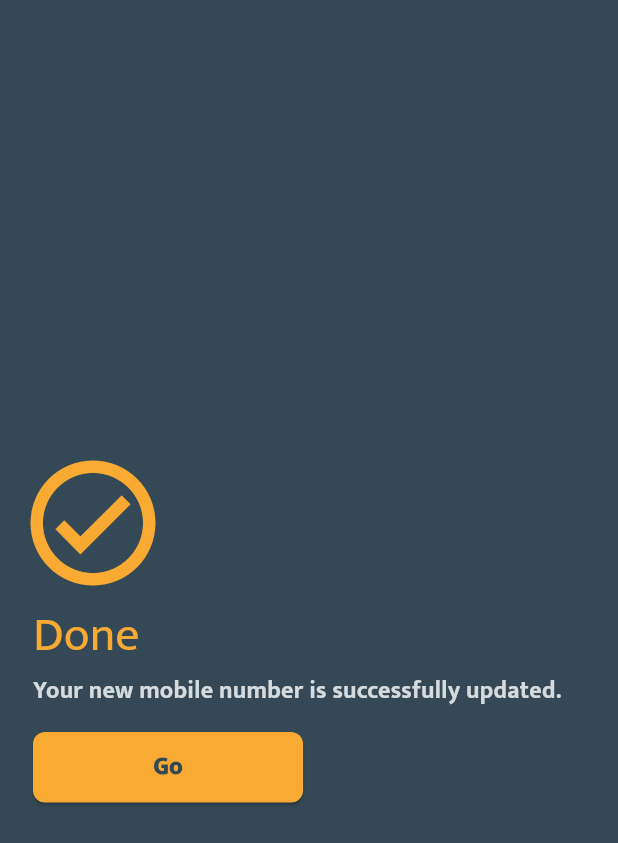
After one commit to karthik588/sp_new, a Flutter app: the RegistrationSuccessPage screen opened directly, on a phone screen of 412 x 824 dp. The commit adds this screen. Shown: the top 843 px of the screen. Run offline on Flutter 3.47's test engine with Material 3 defaults, Android fonts, the phone set to English and light mode, and no system bars; our stand-ins replace basic_utils, camera, device_info_plus, dio, firebase_core, firebase_messaging and 15 more; missing offline and left inert: app_settings, device_information, encrypt, excel, google_mlkit_text_recognition, network_info_plus and 1 more; accounts and stored records are empty; network calls fail; statements that could not run were skipped.

Commit message:
merchant flow

```diff
--- a/lib/functions/rsaCipherFunction.dart
+++ b/lib/functions/rsaCipherFunction.dart
@@ -26,6 +26,7 @@ class RSACipher {
   }
 
   String encryptUsingPublicKey(String text) {
+    print('111111111111');
     AppUtil.printData(encrypt(text, publickey), isError: true);
     return encrypt(text, publickey);
   }
--- a/lib/global/app_string.dart
+++ b/lib/global/app_string.dart
@@ -31,7 +31,7 @@ class AppString {
   final String resendOtp = "RESEND OTP";
   final String otpValText = "Please enter OTP";
   final String verify = "Verify";
-  final String mpinText = 'Add a MPIN code to secure your\naccount';
+  final String mpinText = 'Enter MPIN';
   final String changeMpinText = 'Enter your current MPIN code';
   final String cnfrmMpin = 'Confirm your MPIN code.\nEnter code again';
   final String punchIn = 'Punch In';
@@ -103,6 +103,10 @@ class AppString {
   final String noSales = 'No Sales';
   final String somethingWentWrongPlzTryAgain =
       'SomeThing went wrong. Please try again.';
+  final String registrationSuccessMsg =
+      'Your new mobile number is successfully updated.';
+  final String go = 'Go';
+  final String done = 'Done';
 
   static String getStatus({required dynamic status}) {
     try {
--- /dev/null
+++ b/lib/view/screens/general/registartion_success_page.dart
@@ -0,0 +1,78 @@
+import 'package:flutter/material.dart';
+import 'package:get/get.dart';
+import 'package:swinpay/functions/login/login_function.dart';
+import 'package:swinpay/global/app_color.dart';
+import 'package:swinpay/view/widgets/buttons.dart';
+import '../../../global/app_string.dart';
+
+class RegistrationSuccessPage extends StatelessWidget {
+  const RegistrationSuccessPage({super.key});
+
+  @override
+  Widget build(BuildContext context) {
+    return Scaffold(
+      body: Padding(
+        padding: const EdgeInsets.symmetric(horizontal: 12),
+        child: Column(
+            mainAxisAlignment: MainAxisAlignment.center,
+            crossAxisAlignment: CrossAxisAlignment.start,
+            children: [
+              const SizedBox(
+                height: 10,
+              ),
+              Icon(
+                Icons.check_circle_outline_sharp,
+                size: 100,
+                color: AppColors.primary,
+              ),
+              const SizedBox(
+                height: 5,
+              ),
+              Padding(
+                padding: const EdgeInsets.only(left: 10),
+                child: Text(AppString().done,
+                    maxLines: 2,
+                    textAlign: TextAlign.start,
+                    overflow: TextOverflow.ellipsis,
+                    style: Theme.of(Get.context!)
+                        .textTheme
+                        .headlineLarge!
+                        .copyWith(
+                          color: AppColors.primary,
+                        )),
+              ),
+              const SizedBox(
+                height: 5,
+              ),
+              Padding(
+                padding: const EdgeInsets.only(left: 10),
+                child: Text(AppString().registrationSuccessMsg,
+                    maxLines: 2,
+                    textAlign: TextAlign.start,
+                    overflow: TextOverflow.ellipsis,
+                    style:
+                        Theme.of(Get.context!).textTheme.titleMedium!.copyWith(
+                              color: AppColors.onBg.withOpacity(0.8),
+                              fontWeight: FontWeight.bold,
+                            )),
+              ),
+              const SizedBox(
+                height: 15,
+              ),
+              Container(
+                margin: const EdgeInsets.only(left: 10),
+                child: Buttons().raisedButton(
+                    padding: const EdgeInsets.symmetric(
+                        horizontal: 80, vertical: 12),
+                    buttonText: AppString().go,
+                    onTap: () {
+                      LoginFunction().validateCountryCode(
+                          isRegFlow: true,
+                          mobile: LoginFunction().mobileNumber.text);
+                    }),
+              )
+            ]),
+      ),
+    );
+  }
+}
--- a/lib/view/screens/login/login_page.dart
+++ b/lib/view/screens/login/login_page.dart
@@ -22,7 +22,7 @@ class _LoginPageState extends State<LoginPage> {
   @override
   void initState() {
     OtpPageFunction().getCurrentPosition();
-   // LoginFunction().getCountry();
+    // LoginFunction().getCountry();
     super.initState();
   }
 
@@ -98,8 +98,8 @@ class _LoginPageState extends State<LoginPage> {
     var isError = FormValidator()
         .validateMobileNumber(val: LoginFunction().mobileNumber.text);
     if (isError == null) {
-      LoginFunction()
-          .validateCountryCode(mobile: LoginFunction().mobileNumber.text);
+      LoginFunction().validateCountryCode(
+          mobile: LoginFunction().mobileNumber.text, isRegFlow: false);
     } else {
       ToastMessage().showToast(content: isError);
     }
--- a/lib/view/screens/login/mpin_page.dart
+++ b/lib/view/screens/login/mpin_page.dart
@@ -88,7 +88,7 @@ class _MpinPageState extends State<MpinPage> {
                 Icon(
                   Icons.lock_open_outlined,
                   color: AppColors.primary,
-                  size: 40,
+                  size: 50,
                 ),
                 const SizedBox(height: 15),
                 Text(
```
Also changed, not shown: lib/functions/login/login_function.dart (+32 -13 lines), lib/functions/login/otp_page_function.dart (+5 -2 lines), lib/main.dart (+3 -4 lines), lib/view/screens/dashboard/dashboard_page.dart (+1 -65 lines).
